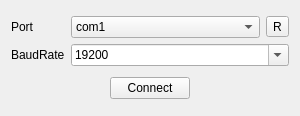
Old version of the form Nav-View/src/GUI/SerialportWidget.ui in the repository wxr007/Nav-View.
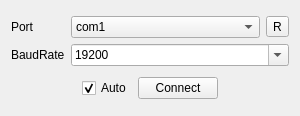
New version of the form.

```diff
--- a/Nav-View/src/GUI/SerialportWidget.ui
+++ b/Nav-View/src/GUI/SerialportWidget.ui
@@ -121,6 +121,16 @@
        </property>
       </spacer>
      </item>
+     <item>
+      <widget class="QCheckBox" name="auto_box">
+       <property name="text">
+        <string>Auto</string>
+       </property>
+       <property name="checked">
+        <bool>true</bool>
+       </property>
+      </widget>
+     </item>
      <item>
       <widget class="QPushButton" name="start_btn">
        <property name="styleSheet">
```
